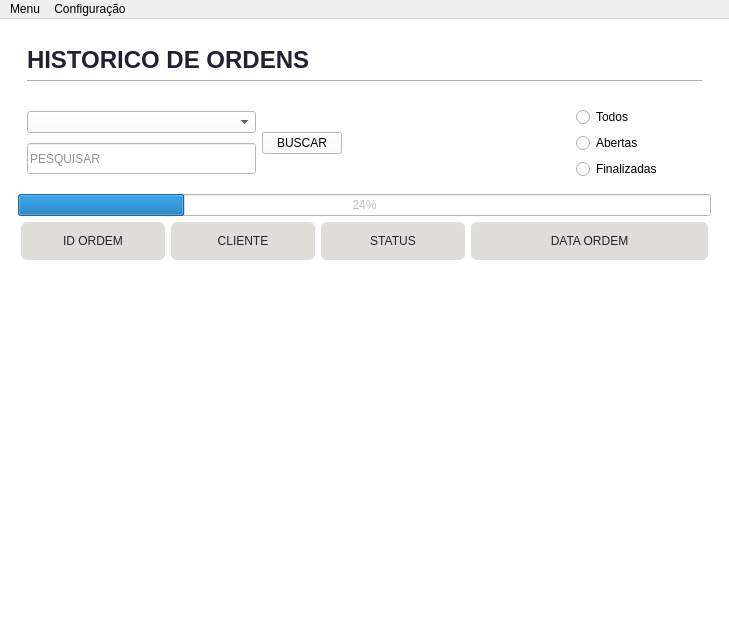
Old version of the form src/application/infra/pyside/ui/mainwindow.ui in the repository danieldevpy/ordem-de-servico.
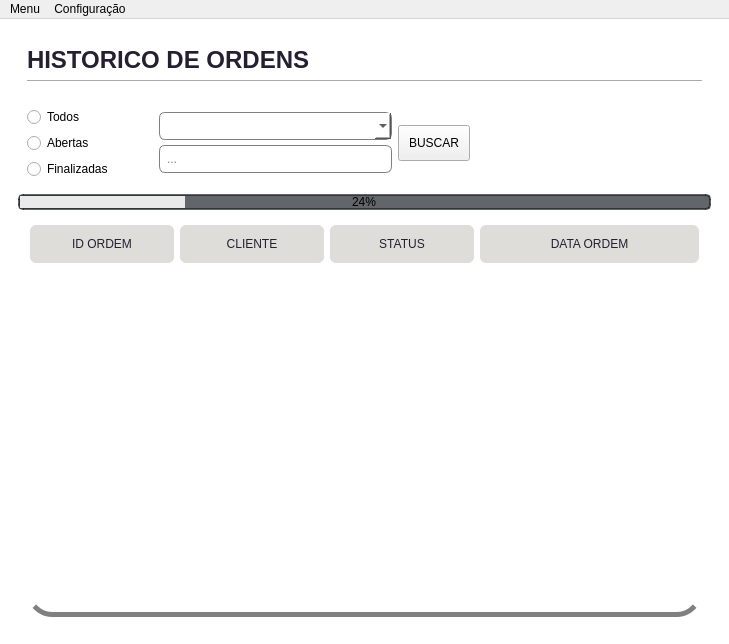
New version of the form. The open tabs and pages were chosen to show the change. Icons and pictures are not drawn.

```diff
--- a/src/application/infra/pyside/ui/mainwindow.ui
+++ b/src/application/infra/pyside/ui/mainwindow.ui
@@ -11,11 +11,27 @@
    </rect>
   </property>
   <property name="windowTitle">
-   <string>MainWindow</string>
+   <string>Ordem de Serviços</string>
+  </property>
+  <property name="windowIcon">
+   <iconset theme="applications-science">
+    <normaloff>.</normaloff>.</iconset>
+  </property>
+  <property name="windowOpacity">
+   <double>1.000000000000000</double>
+  </property>
+  <property name="autoFillBackground">
+   <bool>false</bool>
   </property>
   <property name="styleSheet">
    <string notr="true"/>
   </property>
+  <property name="documentMode">
+   <bool>false</bool>
+  </property>
+  <property name="tabShape">
+   <enum>QTabWidget::Rounded</enum>
+  </property>
   <widget class="QWidget" name="centralwidget">
    <property name="styleSheet">
     <string notr="true">background-color: rgb(255, 255, 255);</string>
@@ -1043,58 +1059,6 @@
         <item>
          <widget class="QWidget" name="widget_5" native="true">
           <layout class="QHBoxLayout" name="horizontalLayout_8">
-           <item>
-            <layout class="QVBoxLayout" name="verticalLayout_18">
-             <item>
-              <widget class="QComboBox" name="comboBox_search">
-               <property name="styleSheet">
-                <string notr="true">color: rgb(0, 0, 0);</string>
-               </property>
-              </widget>
-             </item>
-             <item>
-              <widget class="QLineEdit" name="lineEdit_search">
-               <property name="styleSheet">
-                <string notr="true">height: 25px;
-color: rgb(36, 31, 49);</string>
-               </property>
-               <property name="placeholderText">
-                <string>PESQUISAR</string>
-               </property>
-              </widget>
-             </item>
-            </layout>
-           </item>
-           <item>
-            <layout class="QVBoxLayout" name="verticalLayout_7">
-             <item>
-              <widget class="QPushButton" name="btn_s_h_o">
-               <property name="styleSheet">
-                <string notr="true">color: rgb(0, 0, 0);</string>
-               </property>
-               <property name="text">
-                <string>BUSCAR</string>
-               </property>
-              </widget>
-             </item>
-            </layout>
-           </item>
-           <item>
-            <spacer name="horizontalSpacer_2">
-             <property name="orientation">
-              <enum>Qt::Horizontal</enum>
-             </property>
-             <property name="sizeType">
-              <enum>QSizePolicy::Expanding</enum>
-             </property>
-             <property name="sizeHint" stdset="0">
-              <size>
-               <width>40</width>
-               <height>20</height>
-              </size>
-             </property>
-            </spacer>
-           </item>
            <item>
             <layout class="QVBoxLayout" name="verticalLayout_19">
              <item>
@@ -1145,13 +1109,88 @@
              </property>
             </spacer>
            </item>
+           <item>
+            <layout class="QVBoxLayout" name="verticalLayout_18">
+             <property name="spacing">
+              <number>0</number>
+             </property>
+             <item>
+              <widget class="QComboBox" name="comboBox_search">
+               <property name="styleSheet">
+                <string notr="true">color: rgb(0, 0, 0);
+padding:  5px;
+border-radius:6px;
+border: 1px solid grey;</string>
+               </property>
+              </widget>
+             </item>
+             <item>
+              <widget class="QLineEdit" name="lineEdit_search">
+               <property name="styleSheet">
+                <string notr="true">
+color: rgb(0, 0, 0);
+padding:  5px;
+border-radius:6px;
+border: 1px solid grey;</string>
+               </property>
+               <property name="placeholderText">
+                <string>...</string>
+               </property>
+              </widget>
+             </item>
+            </layout>
+           </item>
+           <item>
+            <layout class="QVBoxLayout" name="verticalLayout_7">
+             <item>
+              <widget class="QPushButton" name="btn_s_h_o">
+               <property name="styleSheet">
+                <string notr="true">color: rgb(0, 0, 0);
+padding: 10px;
+background-color: rgb(240, 240, 240);
+</string>
+               </property>
+               <property name="text">
+                <string>BUSCAR</string>
+               </property>
+              </widget>
+             </item>
+            </layout>
+           </item>
+           <item>
+            <spacer name="horizontalSpacer_2">
+             <property name="orientation">
+              <enum>Qt::Horizontal</enum>
+             </property>
+             <property name="sizeType">
+              <enum>QSizePolicy::Expanding</enum>
+             </property>
+             <property name="sizeHint" stdset="0">
+              <size>
+               <width>40</width>
+               <height>20</height>
+              </size>
+             </property>
+            </spacer>
+           </item>
           </layout>
          </widget>
         </item>
         <item>
          <widget class="QProgressBar" name="progressBar">
           <property name="styleSheet">
-           <string notr="true">color: rgb(192, 191, 188);</string>
+           <string notr="true"> QProgressBar {
+        border: 2px solid rgba(33, 37, 43, 180);
+        border-radius: 5px;
+        text-align: center;
+        background-color: rgba(33, 37, 43, 180);
+        color: black;
+		height: 5px;
+    }
+    QProgressBar::chunk {
+        background-color: rgb(234, 234, 234);
+
+    }</string>
           </property>
           <property name="value">
            <number>24</number>
@@ -1159,13 +1198,17 @@
          </widget>
         </item>
         <item>
+         <widget class="QWidget" name="widget_6" native="true">
+          <layout class="QVBoxLayout" name="verticalLayout_9">
+           <item>
          <widget class="QTableWidget" name="table_history_order">
           <property name="cursor" stdset="0">
            <cursorShape>ArrowCursor</cursorShape>
           </property>
           <property name="styleSheet">
            <string notr="true">QTableWidget{
-	border:none;
+	border-bottom: 5px solid grey;
+	border-radius: 25px;
 }
 QHeaderView::section { 
 padding: 10px;
@@ -1176,17 +1219,6 @@
 background-color: rgb(222, 221, 218);
 
 }
-QTableWidget::item:hover {
-	color: rgb(46, 52, 54);
-}
-QTableWidget::item {
-	background-color: rgb(246, 245, 244);
-	color: rgb(36, 31, 49);
-	margin-top: 3px;
-}
-QTableWidget::item:selected {
-	color: rgb(0, 0, 0);
-}
 QToolTip {
 	color: white; 
 	background-color: rgb(165, 29, 45); 
@@ -1196,6 +1228,9 @@
           <property name="editTriggers">
            <set>QAbstractItemView::NoEditTriggers</set>
           </property>
+             <property name="alternatingRowColors">
+              <bool>true</bool>
+             </property>
           <property name="selectionMode">
            <enum>QAbstractItemView::SingleSelection</enum>
           </property>
@@ -1243,6 +1278,9 @@
             <string>DATA ORDEM</string>
            </property>
           </column>
+            </widget>
+           </item>
+          </layout>
          </widget>
         </item>
        </layout>
```
Left out of the diff: 15 changed lines with no effect on the pictures. Lines whose indentation alone changed are shown as unchanged.
